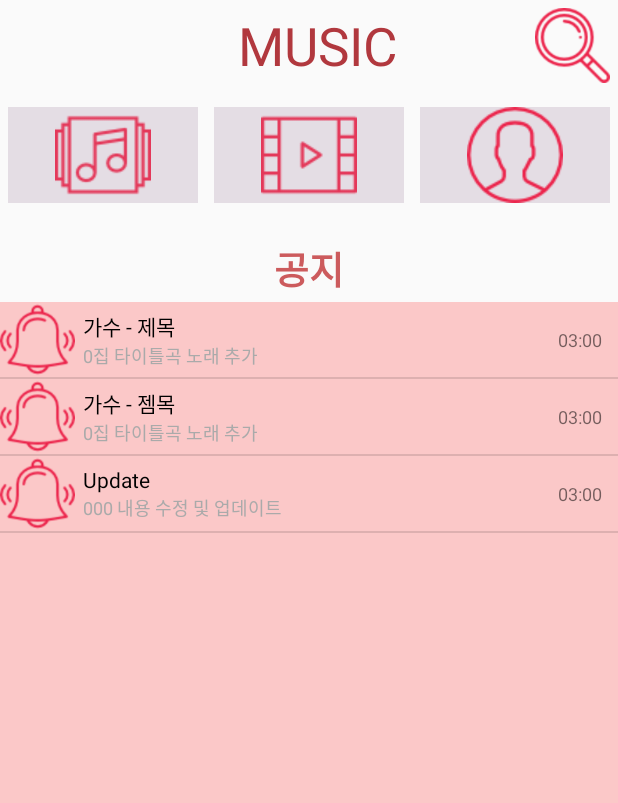
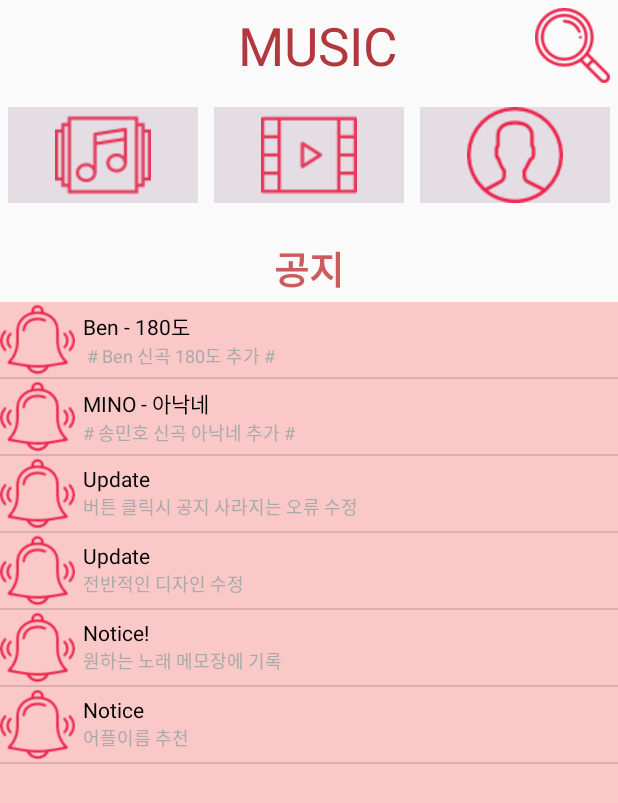
Before and after one commit to hwangseungae/MobilePrograming, an Android app: the MusicPlayer screen opened directly, with no data from a screen before it, on a phone screen of 412 x 824 dp. Shown: the top 803 px of the screen. Run offline under Robolectric (Android 15) with nearby library versions, the phone set to English and light mode, and no system bars.

Commit message:
Modified Notice Contents

```diff
--- a/app/src/main/java/com/musicplayer/hwangseung_ae/musicplayer/MusicPlayer.java
+++ b/app/src/main/java/com/musicplayer/hwangseung_ae/musicplayer/MusicPlayer.java
@@ -32,13 +32,23 @@ public class MusicPlayer extends AppCompatActivity {
 
         // 첫 번째 아이템 추가.
         adapter.addItem(ContextCompat.getDrawable(this, R.drawable.notice_img),
-                "가수 - 제목", "0집 타이틀곡 노래 추가") ;
+                "Ben - 180도", " # Ben 신곡 180도 추가 #") ;
         // 두 번째 아이템 추가.
         adapter.addItem(ContextCompat.getDrawable(this, R.drawable.notice_img),
-                "가수 - 젬목", "0집 타이틀곡 노래 추가") ;
+                "MINO - 아낙네", "# 송민호 신곡 아낙네 추가 #") ;
         // 세 번째 아이템 추가.
         adapter.addItem(ContextCompat.getDrawable(this, R.drawable.notice_img),
-                "Update", "000 내용 수정 및 업데이트") ;
+                "Update", "버튼 클릭시 공지 사라지는 오류 수정") ;
+        // 네 번째 아이템 추가.
+        adapter.addItem(ContextCompat.getDrawable(this, R.drawable.notice_img),
+                "Update", "전반적인 디자인 수정") ;
+        // 다섯 번째 아이템 추가.
+        adapter.addItem(ContextCompat.getDrawable(this, R.drawable.notice_img),
+                "Notice!", "원하는 노래 메모장에 기록") ;
+
+        // 여섯 번째 아이템 추가.
+        adapter.addItem(ContextCompat.getDrawable(this, R.drawable.notice_img),
+                "Notice", "어플이름 추천") ;
 
 
         // 위에서 생성한 listview에 클릭 이벤트 핸들러 정의.
--- a/app/src/main/res/layout/item_list.xml
+++ b/app/src/main/res/layout/item_list.xml
@@ -35,14 +35,16 @@
             android:textColor="@android:color/darker_gray"
             android:textSize="12sp"/>
 
+        <TextView
+            android:id="@+id/txt_duration"
+            android:layout_width="50dp"
+            android:layout_height="match_parent"
+            android:gravity="center"
+            android:text="03:00"
+            android:textSize="12sp"/>
+
     </LinearLayout>
 
-    <TextView
-        android:id="@+id/txt_duration"
-        android:layout_width="50dp"
-        android:layout_height="match_parent"
-        android:gravity="center"
-        android:text="03:00"
-        android:textSize="12sp"/>
+
 
 </LinearLayout>
```
